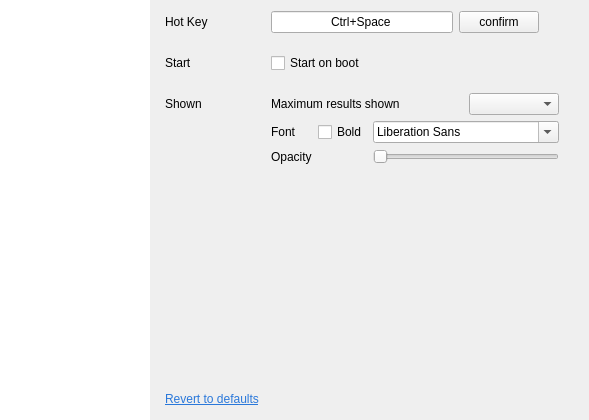
Before: the Qt Designer form src/view/SettingWidget.ui in tujiaw/Acc, drawn with Qt 5.
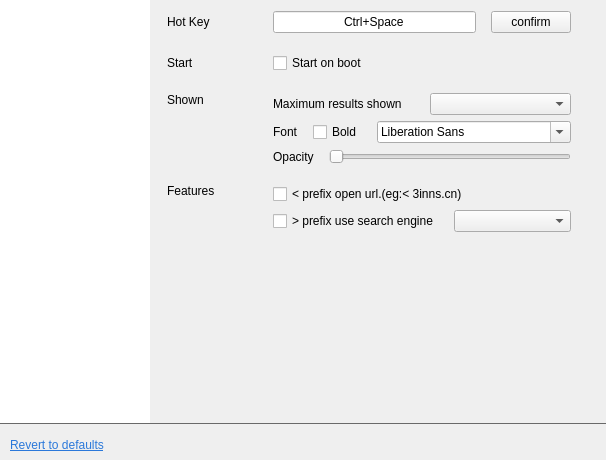
After: the same form once the commit is applied.

Diff of the .ui file:
```diff
--- a/src/view/SettingWidget.ui
+++ b/src/view/SettingWidget.ui
@@ -6,8 +6,8 @@
    <rect>
     <x>0</x>
     <y>0</y>
-    <width>589</width>
-    <height>420</height>
+    <width>606</width>
+    <height>460</height>
    </rect>
   </property>
   <property name="minimumSize">
@@ -19,7 +19,7 @@
   <property name="windowTitle">
    <string>SettingWidget</string>
   </property>
-  <layout class="QHBoxLayout" name="horizontalLayout">
+  <layout class="QVBoxLayout" name="verticalLayout_4">
    <property name="spacing">
     <number>0</number>
    </property>
@@ -34,6 +34,11 @@
    </property>
    <property name="bottomMargin">
     <number>0</number>
+   </property>
+   <item>
+    <layout class="QHBoxLayout" name="horizontalLayout_9">
+     <property name="rightMargin">
+      <number>20</number>
    </property>
    <item>
     <widget class="QListWidget" name="listWidget">
@@ -65,6 +70,9 @@
      <property name="frameShape">
       <enum>QFrame::NoFrame</enum>
      </property>
+       <property name="horizontalScrollBarPolicy">
+        <enum>Qt::ScrollBarAlwaysOff</enum>
+       </property>
      <property name="widgetResizable">
       <bool>true</bool>
      </property>
@@ -73,26 +81,20 @@
        <rect>
         <x>0</x>
         <y>0</y>
-        <width>439</width>
-        <height>420</height>
-       </rect>
-      </property>
-      <layout class="QVBoxLayout" name="verticalLayout">
+          <width>429</width>
+          <height>431</height>
+         </rect>
+        </property>
+        <layout class="QVBoxLayout" name="verticalLayout_3">
        <property name="spacing">
         <number>20</number>
        </property>
-       <property name="leftMargin">
+         <property name="rightMargin">
         <number>15</number>
        </property>
-       <property name="rightMargin">
-        <number>30</number>
-       </property>
        <item>
-        <layout class="QGridLayout" name="gridLayout_3">
-         <property name="rightMargin">
-          <number>20</number>
-         </property>
-         <item row="0" column="0">
+          <layout class="QHBoxLayout" name="horizontalLayout_11">
+           <item>
           <widget class="QLabel" name="label">
            <property name="minimumSize">
             <size>
@@ -111,7 +113,12 @@
            </property>
           </widget>
          </item>
-         <item row="0" column="1">
+           <item>
+            <layout class="QHBoxLayout" name="horizontalLayout">
+             <property name="spacing">
+              <number>15</number>
+             </property>
+             <item>
           <widget class="QLineEdit" name="leHotkey">
            <property name="text">
             <string>Ctrl+Space</string>
@@ -127,7 +134,7 @@
            </property>
           </widget>
          </item>
-         <item row="0" column="2">
+             <item>
           <widget class="QPushButton" name="pbHotkeyConfirm">
            <property name="text">
             <string>confirm</string>
@@ -136,19 +143,11 @@
          </item>
         </layout>
        </item>
-       <item>
-        <layout class="QGridLayout" name="gridLayout_2">
-         <property name="rightMargin">
-          <number>20</number>
-         </property>
-         <item row="0" column="1">
-          <widget class="QCheckBox" name="cbAutoStart">
-           <property name="text">
-            <string>Start on boot</string>
-           </property>
-          </widget>
+          </layout>
          </item>
-         <item row="0" column="0">
+         <item>
+          <layout class="QHBoxLayout" name="horizontalLayout_2">
+           <item>
           <widget class="QLabel" name="label_2">
            <property name="minimumSize">
             <size>
@@ -167,11 +166,18 @@
            </property>
           </widget>
          </item>
+           <item>
+            <widget class="QCheckBox" name="cbAutoStart">
+             <property name="text">
+              <string>Start on boot</string>
+             </property>
+            </widget>
+           </item>
         </layout>
        </item>
        <item>
-        <layout class="QGridLayout" name="gridLayout" rowstretch="0,0,0,0">
-         <item row="0" column="0">
+          <layout class="QHBoxLayout" name="horizontalLayout_6">
+           <item>
           <widget class="QLabel" name="label_4">
            <property name="minimumSize">
             <size>
@@ -188,26 +194,50 @@
            <property name="text">
             <string>Shown</string>
            </property>
-          </widget>
-         </item>
-         <item row="0" column="1" colspan="3">
+             <property name="alignment">
+              <set>Qt::AlignLeading|Qt::AlignLeft|Qt::AlignTop</set>
+             </property>
+            </widget>
+           </item>
+           <item>
+            <layout class="QVBoxLayout" name="verticalLayout">
+             <item>
+              <layout class="QHBoxLayout" name="horizontalLayout_3">
+               <property name="spacing">
+                <number>15</number>
+               </property>
+               <item>
           <widget class="QLabel" name="label_3">
            <property name="text">
             <string>Maximum results shown</string>
            </property>
           </widget>
          </item>
-         <item row="0" column="4">
+               <item>
           <widget class="QComboBox" name="cbMaxResult"/>
          </item>
-         <item row="1" column="1">
+              </layout>
+             </item>
+             <item>
+              <layout class="QHBoxLayout" name="horizontalLayout_4">
+               <property name="spacing">
+                <number>15</number>
+               </property>
+               <item>
           <widget class="QLabel" name="label_6">
            <property name="text">
             <string>Font</string>
            </property>
           </widget>
          </item>
-         <item row="1" column="3" colspan="2">
+               <item>
+                <widget class="QCheckBox" name="cbBold">
+                 <property name="text">
+                  <string>Bold</string>
+                 </property>
+                </widget>
+               </item>
+               <item>
           <widget class="QFontComboBox" name="fcbFont">
            <property name="sizePolicy">
             <sizepolicy hsizetype="Expanding" vsizetype="Fixed">
@@ -229,14 +259,21 @@
            </property>
           </widget>
          </item>
-         <item row="3" column="1">
+              </layout>
+             </item>
+             <item>
+              <layout class="QHBoxLayout" name="horizontalLayout_5">
+               <property name="spacing">
+                <number>15</number>
+               </property>
+               <item>
           <widget class="QLabel" name="label_5">
            <property name="text">
             <string>Opacity</string>
            </property>
           </widget>
          </item>
-         <item row="3" column="3" colspan="2">
+               <item>
           <widget class="QSlider" name="hsOpacity">
            <property name="minimum">
             <number>0</number>
@@ -255,13 +292,64 @@
            </property>
           </widget>
          </item>
-         <item row="1" column="2">
-          <widget class="QCheckBox" name="cbBold">
+              </layout>
+             </item>
+            </layout>
+           </item>
+          </layout>
+         </item>
+         <item>
+          <layout class="QHBoxLayout" name="horizontalLayout_10">
+           <item>
+            <widget class="QLabel" name="label_7">
+             <property name="minimumSize">
+              <size>
+               <width>100</width>
+               <height>0</height>
+              </size>
+             </property>
+             <property name="maximumSize">
+              <size>
+               <width>100</width>
+               <height>16777215</height>
+              </size>
+             </property>
            <property name="text">
-            <string>Bold</string>
-           </property>
-          </widget>
-         </item>
+              <string>Features</string>
+             </property>
+             <property name="alignment">
+              <set>Qt::AlignLeading|Qt::AlignLeft|Qt::AlignTop</set>
+             </property>
+            </widget>
+           </item>
+           <item>
+            <layout class="QVBoxLayout" name="verticalLayout_2">
+             <item>
+              <widget class="QCheckBox" name="checkBox">
+               <property name="text">
+                <string>&lt; prefix open url.(eg:&lt; 3inns.cn)</string>
+               </property>
+              </widget>
+             </item>
+             <item>
+              <layout class="QHBoxLayout" name="horizontalLayout_7">
+               <property name="spacing">
+                <number>15</number>
+               </property>
+               <item>
+                <widget class="QCheckBox" name="checkBox_2">
+                 <property name="text">
+                  <string>&gt; prefix use search engine</string>
+                 </property>
+                </widget>
+               </item>
+               <item>
+                <widget class="QComboBox" name="cbSearchEngine"/>
+               </item>
+              </layout>
+             </item>
+            </layout>
+           </item>
         </layout>
        </item>
        <item>
@@ -272,28 +360,67 @@
          <property name="sizeHint" stdset="0">
           <size>
            <width>20</width>
-           <height>139</height>
+             <height>172</height>
           </size>
          </property>
         </spacer>
        </item>
+        </layout>
+        <zorder>label_7</zorder>
+        <zorder>checkBox</zorder>
+        <zorder>checkBox_2</zorder>
+        <zorder>cbSearchEngine</zorder>
+        <zorder></zorder>
+        <zorder></zorder>
+        <zorder>verticalSpacer</zorder>
+       </widget>
+      </widget>
+     </item>
+    </layout>
+   </item>
        <item>
-        <widget class="QWidget" name="widget" native="true">
-         <layout class="QHBoxLayout" name="horizontalLayout_2">
+    <widget class="Line" name="line">
+     <property name="minimumSize">
+      <size>
+       <width>0</width>
+       <height>1</height>
+      </size>
+     </property>
+     <property name="maximumSize">
+      <size>
+       <width>16777215</width>
+       <height>1</height>
+      </size>
+     </property>
+     <property name="styleSheet">
+      <string notr="true">background-color: rgb(105, 105, 105);
+color: rgb(105, 105, 105);</string>
+     </property>
+     <property name="frameShadow">
+      <enum>QFrame::Plain</enum>
+     </property>
+     <property name="orientation">
+      <enum>Qt::Horizontal</enum>
+     </property>
+    </widget>
+   </item>
+   <item>
+    <widget class="QWidget" name="bottomWidget" native="true">
+     <property name="styleSheet">
+      <string notr="true"/>
+     </property>
+     <layout class="QHBoxLayout" name="horizontalLayout_8">
           <property name="spacing">
            <number>0</number>
           </property>
           <property name="leftMargin">
-           <number>0</number>
-          </property>
-          <property name="topMargin">
-           <number>0</number>
+       <number>10</number>
           </property>
           <property name="rightMargin">
            <number>0</number>
           </property>
           <property name="bottomMargin">
-           <number>0</number>
+       <number>5</number>
           </property>
           <item>
            <widget class="QLabel" name="labelDefault">
@@ -325,10 +452,6 @@
            </spacer>
           </item>
          </layout>
-        </widget>
-       </item>
-      </layout>
-     </widget>
     </widget>
    </item>
   </layout>
```
Lines whose indentation alone changed are shown as unchanged.
